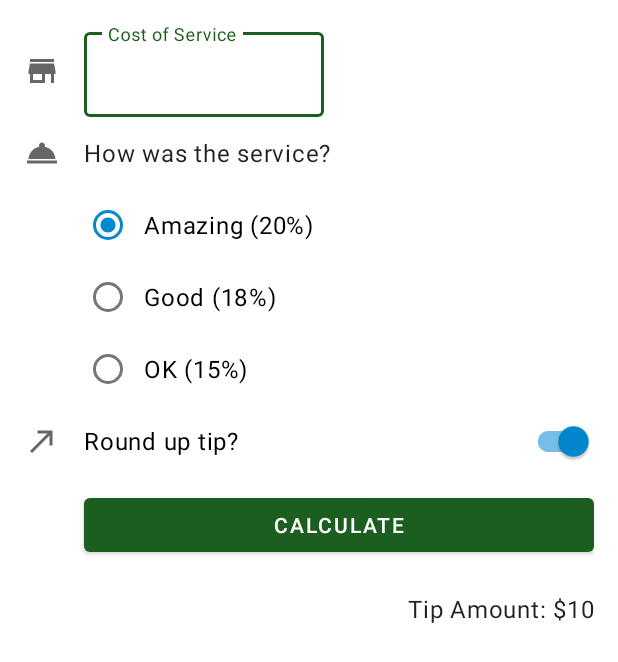
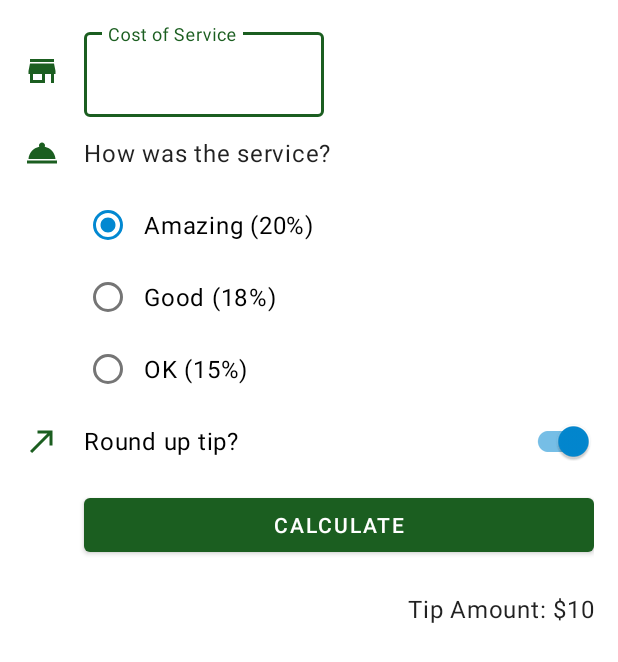
Before and after one commit to Malfor/Codelab_Tip_Calculator, an Android app: the layout activity_main.xml on its own in the app's theme, with its tools: preview values and no code run, on a phone screen of 412 x 824 dp. Shown: the top 662 px of the screen. Run offline under Robolectric (Android 15) with nearby library versions, the phone set to English and light mode, and no system bars.

Commit message:
Se modifica el color por defecto de los vectores por el color primario de la aplicacion, así cambiará segun el tema del dispositivo

```diff
--- a/app/src/main/res/drawable/ic_round_up.xml
+++ b/app/src/main/res/drawable/ic_round_up.xml
@@ -3,7 +3,7 @@
     android:height="24dp"
     android:viewportWidth="24"
     android:viewportHeight="24"
-    android:tint="?attr/colorControlNormal">
+    android:tint="?attr/colorPrimary">
   <path
       android:fillColor="@android:color/white"
       android:pathData="M9,5v2h6.59L4,18.59 5.41,20 17,8.41V15h2V5z"/>
--- a/app/src/main/res/drawable/ic_service.xml
+++ b/app/src/main/res/drawable/ic_service.xml
@@ -3,7 +3,7 @@
     android:height="24dp"
     android:viewportWidth="24"
     android:viewportHeight="24"
-    android:tint="?attr/colorControlNormal">
+    android:tint="?attr/colorPrimary">
   <path
       android:fillColor="@android:color/white"
       android:pathData="M2,17h20v2L2,19zM13.84,7.79c0.1,-0.24 0.16,-0.51 0.16,-0.79 0,-1.1 -0.9,-2 -2,-2s-2,0.9 -2,2c0,0.28 0.06,0.55 0.16,0.79C6.25,8.6 3.27,11.93 3,16h18c-0.27,-4.07 -3.25,-7.4 -7.16,-8.21z"/>
--- a/app/src/main/res/drawable/ic_store.xml
+++ b/app/src/main/res/drawable/ic_store.xml
@@ -3,7 +3,7 @@
     android:height="24dp"
     android:viewportWidth="24"
     android:viewportHeight="24"
-    android:tint="?attr/colorControlNormal">
+    android:tint="?attr/colorPrimary">
   <path
       android:fillColor="@android:color/white"
       android:pathData="M20,4L4,4v2h16L20,4zM21,14v-2l-1,-5L4,7l-1,5v2h1v6h10v-6h4v6h2v-6h1zM12,18L6,18v-4h6v4z"/>
```
